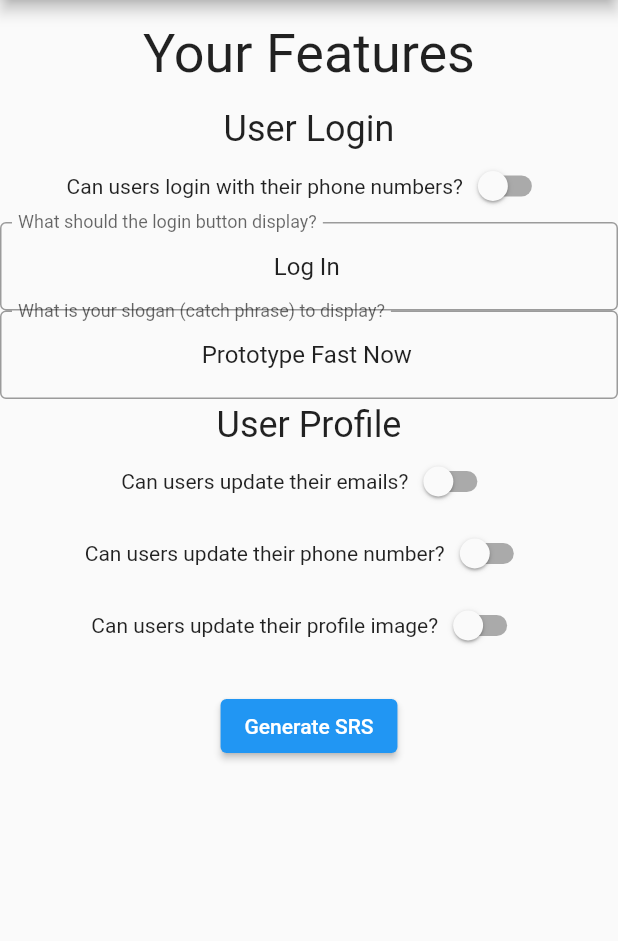
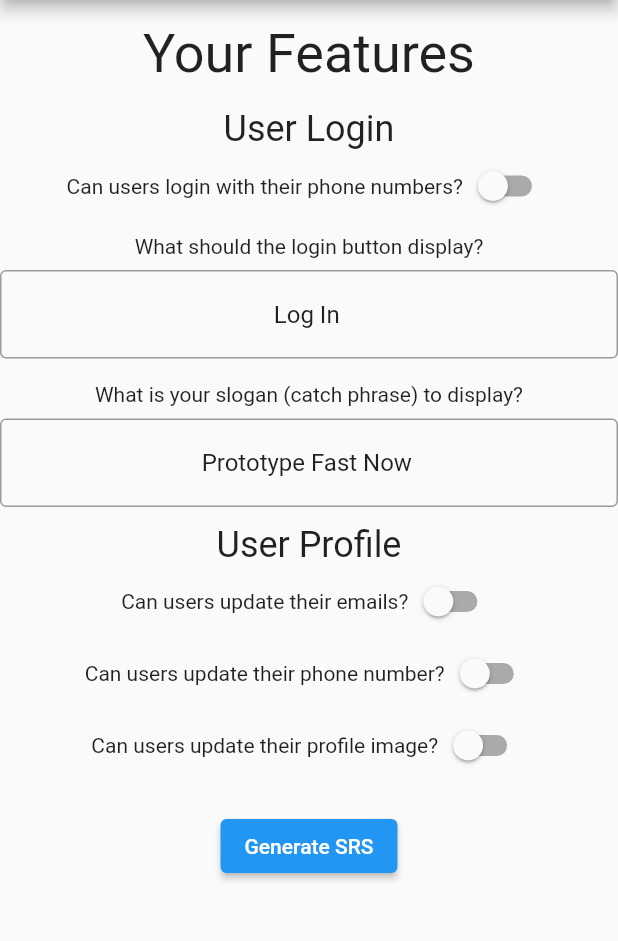
Before and after one commit to ElBatanony/ProtoFast, a Flutter app: the screen it shows after launch, on a phone screen of 412 x 824 dp, the part 84-1025 px from its top. Run offline on Flutter 3.47's test engine with Material 2 defaults, Android fonts, the phone set to English and light mode, and no system bars.

Commit message:
Add padding and remove decoration from string config

```diff
--- a/lib/configurations/string_configuration.dart
+++ b/lib/configurations/string_configuration.dart
@@ -34,22 +34,22 @@ class _StringConfigurationWidgetState extends State<StringConfigurationWidget> {
 
   @override
   Widget build(BuildContext context) {
-    return Column(children: [
+    return Padding(
+      padding: const EdgeInsets.symmetric(vertical: 8.0),
+      child: Column(children: [
+        Text(widget.stringConfig.question),
+        const SizedBox(height: 8),
         TextField(
           textAlign: TextAlign.center,
           controller: controller,
-        decoration: InputDecoration(
-          labelText: widget.stringConfig.question,
-          alignLabelWithHint: true,
-          border: OutlineInputBorder(),
-          focusedBorder: OutlineInputBorder(),
-        ),
+          decoration: const InputDecoration(border: OutlineInputBorder()),
           onChanged: (value) {
             setState(() {
               widget.stringConfig.setConfiguration(value);
             });
           },
         )
-    ]);
+      ]),
+    );
   }
 }
```
Lines whose indentation alone changed are shown as unchanged.
